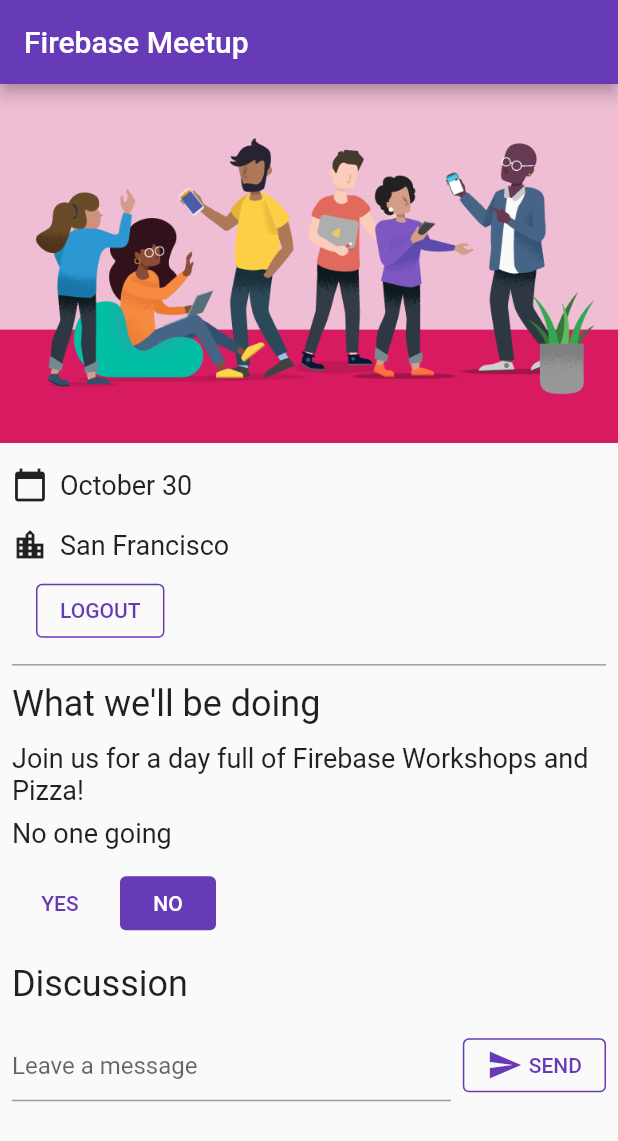
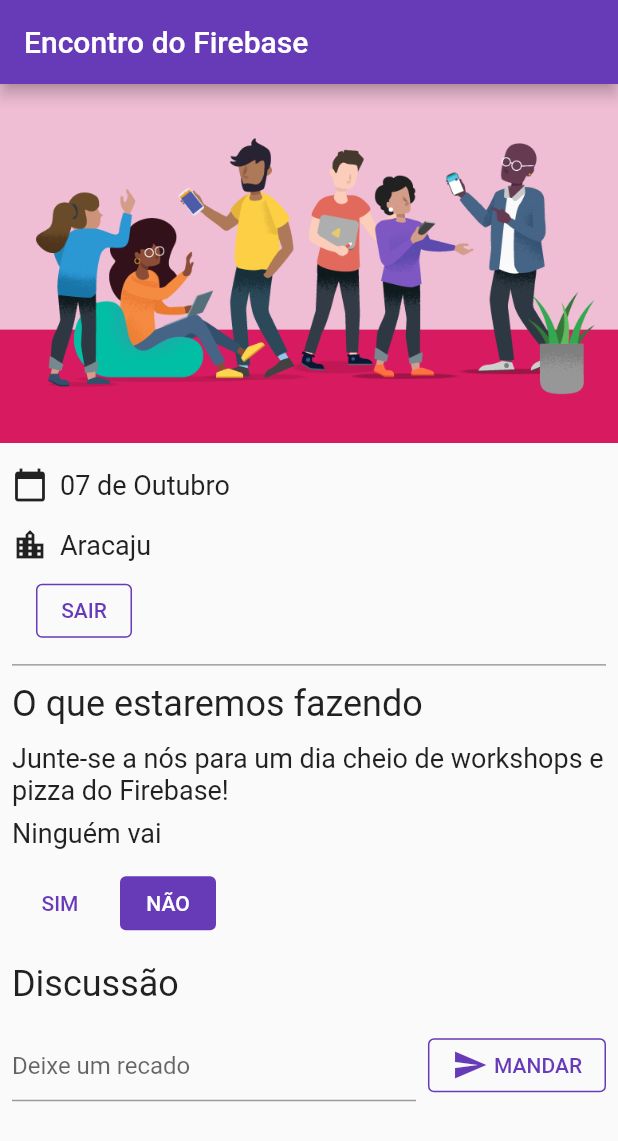
Before and after one commit to mateusinaciosts/bata-papo_vFlutter, a Flutter app: the screen it shows once a user with an empty profile is signed in, on a phone screen of 412 x 824 dp. Shown: the top 1141 px of the screen. Run offline on Flutter 3.47's test engine with Material 2 defaults, Android fonts, the phone set to English and light mode, and no system bars; our stand-ins replace cloud_firestore, firebase_auth, firebase_core, google_fonts; accounts and stored records are empty.

Commit message:
fix: traduzindo textos

```diff
--- a/lib/main.dart
+++ b/lib/main.dart
@@ -26,7 +26,7 @@ class App extends StatelessWidget {
   @override
   Widget build(BuildContext context) {
     return MaterialApp(
-      title: 'Firebase Meetup',
+      title: 'Encontro do Firebase',
       theme: ThemeData(
         buttonTheme: Theme.of(context).buttonTheme.copyWith(
               highlightColor: Colors.deepPurple,
@@ -49,14 +49,14 @@ class HomePage extends StatelessWidget {
   Widget build(BuildContext context) {
     return Scaffold(
       appBar: AppBar(
-        title: const Text('Firebase Meetup'),
+        title: const Text('Encontro do Firebase'),
       ),
       body: ListView(
         children: <Widget>[
           Image.asset('assets/codelab.png'),
           const SizedBox(height: 8),
-          const IconAndDetail(Icons.calendar_today, 'October 30'),
-          const IconAndDetail(Icons.location_city, 'San Francisco'),
+          const IconAndDetail(Icons.calendar_today, '07 de Outubro'),
+          const IconAndDetail(Icons.location_city, 'Aracaju'),
           // Add from here
           Consumer<ApplicationState>(
             builder: (context, appState, _) => Authentication(
@@ -78,9 +78,9 @@ class HomePage extends StatelessWidget {
             endIndent: 8,
             color: Colors.grey,
           ),
-          const Header("What we'll be doing"),
+          const Header("O que estaremos fazendo"),
           const Paragraph(
-            'Join us for a day full of Firebase Workshops and Pizza!',
+            'Junte-se a nós para um dia cheio de workshops e pizza do Firebase!',
           ),
           // Add the following two lines.
           // Modify from here
@@ -90,11 +90,11 @@ class HomePage extends StatelessWidget {
               children: [
                 // Add from here
                 if (appState.attendees >= 2)
-                  Paragraph('${appState.attendees} people going')
+                  Paragraph('${appState.attendees} pessoas indo')
                 else if (appState.attendees == 1)
-                  const Paragraph('1 person going')
+                  const Paragraph('1 pessoa vai')
                 else
-                  const Paragraph('No one going'),
+                  const Paragraph('Ninguém vai'),
                 // To here.
                 if (appState.loginState == ApplicationLoginState.loggedIn) ...[
                   // Add from here
@@ -103,7 +103,7 @@ class HomePage extends StatelessWidget {
                     onSelection: (attending) => appState.attending = attending,
                   ),
                   // To here.
-                  const Header('Discussion'),
+                  const Header('Discussão'),
                   GuestBook(
                     addMessage: (message) =>
                         appState.addMessageToGuestBook(message),
@@ -292,7 +292,7 @@ class ApplicationState extends ChangeNotifier {
   // Add from here
   Future<DocumentReference> addMessageToGuestBook(String message) {
     if (_loginState != ApplicationLoginState.loggedIn) {
-      throw Exception('Must be logged in');
+      throw Exception('Deve estar logado');
     }
 
     return FirebaseFirestore.instance
@@ -347,11 +347,11 @@ class _GuestBookState extends State<GuestBook> {
                   child: TextFormField(
                     controller: _controller,
                     decoration: const InputDecoration(
-                      hintText: 'Leave a message',
+                      hintText: 'Deixe um recado',
                     ),
                     validator: (value) {
                       if (value == null || value.isEmpty) {
-                        return 'Enter your message to continue';
+                        return 'Digite sua mensagem para continuar';
                       }
                       return null;
                     },
@@ -369,7 +369,7 @@ class _GuestBookState extends State<GuestBook> {
                     children: const [
                       Icon(Icons.send),
                       SizedBox(width: 4),
-                      Text('SEND'),
+                      Text('MANDAR'),
                     ],
                   ),
                 ),
@@ -404,12 +404,12 @@ class YesNoSelection extends StatelessWidget {
               ElevatedButton(
                 style: ElevatedButton.styleFrom(elevation: 0),
                 onPressed: () => onSelection(Attending.yes),
-                child: const Text('YES'),
+                child: const Text('SIM'),
               ),
               const SizedBox(width: 8),
               TextButton(
                 onPressed: () => onSelection(Attending.no),
-                child: const Text('NO'),
+                child: const Text('NÃO'),
               ),
             ],
           ),
@@ -421,13 +421,13 @@ class YesNoSelection extends StatelessWidget {
             children: [
               TextButton(
                 onPressed: () => onSelection(Attending.yes),
-                child: const Text('YES'),
+                child: const Text('SIM'),
               ),
               const SizedBox(width: 8),
               ElevatedButton(
                 style: ElevatedButton.styleFrom(elevation: 0),
                 onPressed: () => onSelection(Attending.no),
-                child: const Text('NO'),
+                child: const Text('NÃO'),
               ),
             ],
           ),
@@ -439,12 +439,12 @@ class YesNoSelection extends StatelessWidget {
             children: [
               StyledButton(
                 onPressed: () => onSelection(Attending.yes),
-                child: const Text('YES'),
+                child: const Text('SIM'),
               ),
               const SizedBox(width: 8),
               StyledButton(
                 onPressed: () => onSelection(Attending.no),
-                child: const Text('NO'),
+                child: const Text('NÃO'),
               ),
             ],
           ),
```
Also changed, not shown: lib/src/authentication.dart (+26 -30 lines), lib/src/exemplos..dart (deleted).
